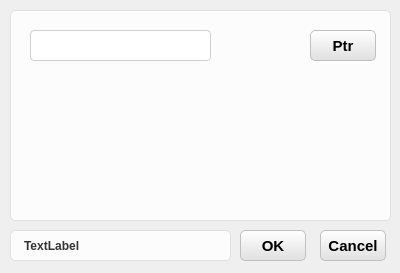
Above: Solution/HuiRuMachineH/HuiRuMachineH/ResultView.ui from HeJun20250905/ProductProJect before the change. Below: the same form after it.
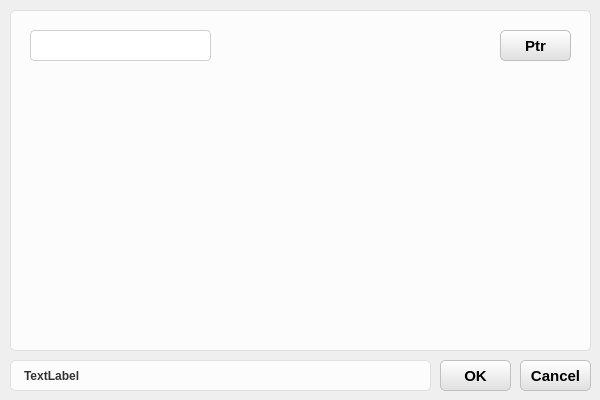
That is the form after the change.

```diff
--- a/Solution/HuiRuMachineH/HuiRuMachineH/ResultView.ui
+++ b/Solution/HuiRuMachineH/HuiRuMachineH/ResultView.ui
@@ -6,8 +6,8 @@
    <rect>
     <x>0</x>
     <y>0</y>
-    <width>400</width>
-    <height>273</height>
+    <width>600</width>
+    <height>400</height>
    </rect>
   </property>
   <property name="windowTitle">
@@ -122,8 +122,8 @@
     <rect>
      <x>10</x>
      <y>0</y>
-     <width>381</width>
-     <height>221</height>
+     <width>581</width>
+     <height>351</height>
     </rect>
    </property>
    <property name="title">
@@ -142,9 +142,9 @@
    <widget class="QPushButton" name="pushButton_Ptr">
     <property name="geometry">
      <rect>
-      <x>300</x>
+      <x>490</x>
       <y>30</y>
-      <width>66</width>
+      <width>71</width>
       <height>31</height>
      </rect>
     </property>
@@ -163,9 +163,9 @@
   <widget class="QPushButton" name="pushButton_Cancel">
    <property name="geometry">
     <rect>
-     <x>320</x>
-     <y>230</y>
-     <width>66</width>
+     <x>520</x>
+     <y>360</y>
+     <width>71</width>
      <height>31</height>
     </rect>
    </property>
@@ -183,9 +183,9 @@
   <widget class="QPushButton" name="pushButton_OK">
    <property name="geometry">
     <rect>
-     <x>240</x>
-     <y>230</y>
-     <width>66</width>
+     <x>440</x>
+     <y>360</y>
+     <width>71</width>
      <height>31</height>
     </rect>
    </property>
@@ -204,8 +204,8 @@
    <property name="geometry">
     <rect>
      <x>10</x>
-     <y>230</y>
-     <width>221</width>
+     <y>360</y>
+     <width>421</width>
      <height>31</height>
     </rect>
    </property>
```
